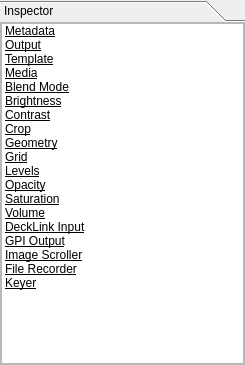
The window that trunk/Widgets/Inspector/InspectorWidget.ui (cambell-prince/casparcg-client) describes before a commit, drawn with Qt 5.
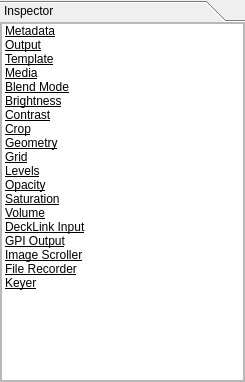
The same window after the commit.

Commit message: - NEW: Added support for pause/resume for image scroller and DeckLink input items. - NEW: Added a clear output item.

```diff
--- a/trunk/Widgets/Inspector/InspectorWidget.ui
+++ b/trunk/Widgets/Inspector/InspectorWidget.ui
@@ -7,7 +7,7 @@
     <x>0</x>
     <y>0</y>
     <width>245</width>
-    <height>365</height>
+    <height>382</height>
    </rect>
   </property>
   <property name="styleSheet">
@@ -37,7 +37,7 @@
         <x>0</x>
         <y>0</y>
         <width>245</width>
-        <height>344</height>
+        <height>361</height>
        </rect>
       </property>
       <property name="sizePolicy">
@@ -73,7 +73,7 @@
             <x>0</x>
             <y>0</y>
             <width>243</width>
-            <height>342</height>
+            <height>359</height>
            </rect>
           </property>
           <layout class="QVBoxLayout" name="verticalLayout">
@@ -554,6 +554,28 @@
                </brush>
               </property>
              </item>
+             <item>
+              <property name="text">
+               <string>Clear Output</string>
+              </property>
+              <property name="font">
+               <font>
+                <underline>true</underline>
+               </font>
+              </property>
+              <property name="textAlignment">
+               <set>AlignHCenter|AlignVCenter|AlignCenter</set>
+              </property>
+              <property name="foreground">
+               <brush brushstyle="SolidPattern">
+                <color alpha="255">
+                 <red>255</red>
+                 <green>255</green>
+                 <blue>255</blue>
+                </color>
+               </brush>
+              </property>
+             </item>
             </widget>
            </item>
           </layout>
```
The commit also changes 39 other files.
